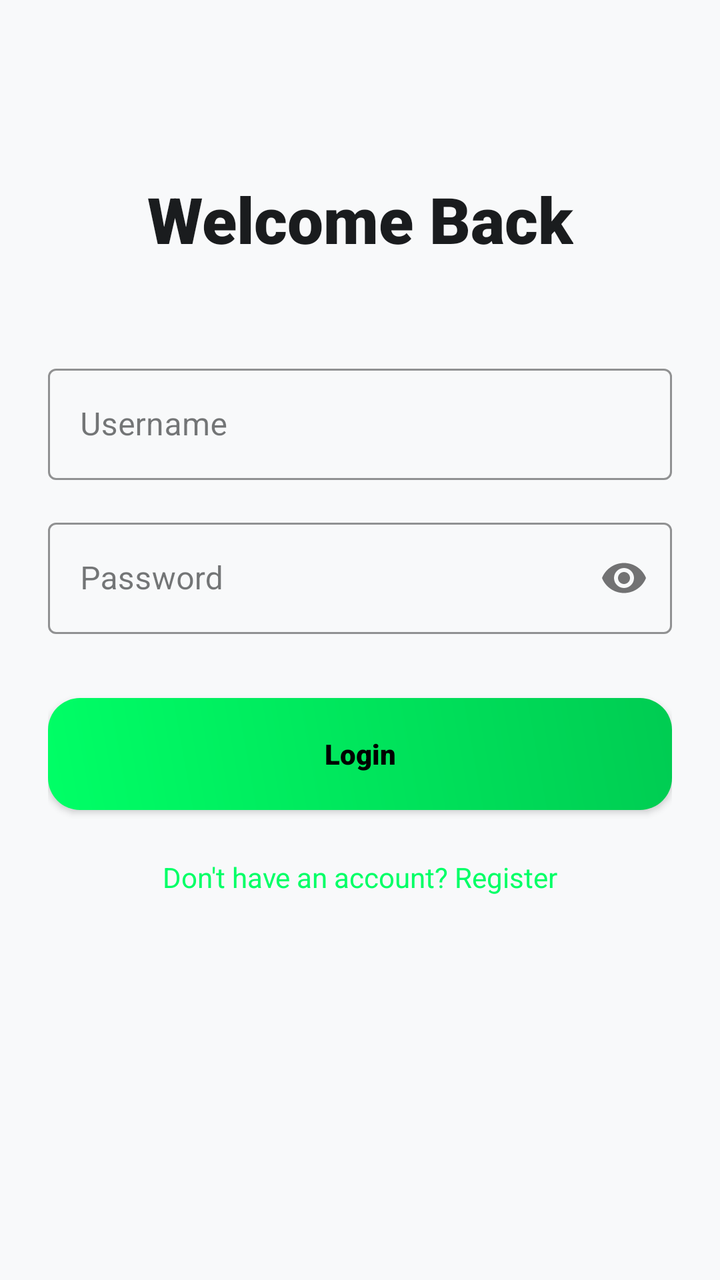
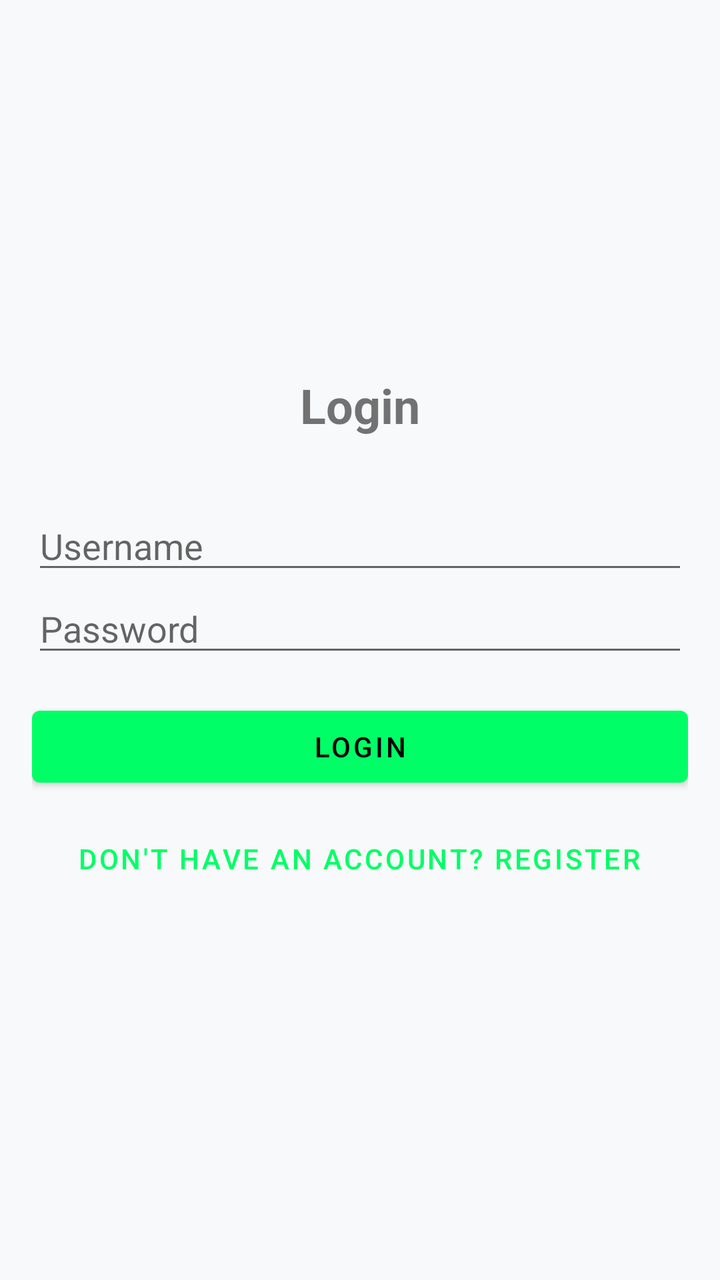

The first picture is an Android layout as it rendered before a commit; the second is the same layout after the commit. The layout source and the unified diff follow.
<!-- AndroidManifest.xml: application theme Theme.MyCourseWork -->
<!-- res/layout/fragment_login.xml -->
<?xml version="1.0" encoding="utf-8"?>
<androidx.constraintlayout.widget.ConstraintLayout xmlns:android="http://schemas.android.com/apk/res/android"
    xmlns:app="http://schemas.android.com/apk/res-auto"
    android:layout_width="match_parent"
    android:layout_height="match_parent"
    android:background="@color/window_bg"
    android:padding="24dp">

    <TextView
        android:id="@+id/text_login_title"
        android:layout_width="wrap_content"
        android:layout_height="wrap_content"
        android:layout_marginTop="64dp"
        android:fontFamily="sans-serif-black"
        android:text="Welcome Back"
        android:textColor="@color/text_main"
        android:textSize="32sp"
        app:layout_constraintEnd_toEndOf="parent"
        app:layout_constraintStart_toStartOf="parent"
        app:layout_constraintTop_toTopOf="parent" />

    <com.google.android.material.textfield.TextInputLayout
        android:id="@+id/layout_username"
        style="@style/Widget.MaterialComponents.TextInputLayout.OutlinedBox"
        android:layout_width="match_parent"
        android:layout_height="wrap_content"
        android:layout_marginTop="48dp"
        android:hint="Username"
        app:boxStrokeColor="@color/accent_neon"
        app:hintTextColor="@color/accent_neon"
        app:layout_constraintTop_toBottomOf="@id/text_login_title">

        <com.google.android.material.textfield.TextInputEditText
            android:id="@+id/edit_username"
            android:layout_width="match_parent"
            android:layout_height="wrap_content"
            android:inputType="text"
            android:textColor="@color/text_main" />
    </com.google.android.material.textfield.TextInputLayout>

    <com.google.android.material.textfield.TextInputLayout
        android:id="@+id/layout_password"
        style="@style/Widget.MaterialComponents.TextInputLayout.OutlinedBox"
        android:layout_width="match_parent"
        android:layout_height="wrap_content"
        android:layout_marginTop="16dp"
        android:hint="Password"
        app:boxStrokeColor="@color/accent_neon"
        app:hintTextColor="@color/accent_neon"
        app:layout_constraintTop_toBottomOf="@id/layout_username"
        app:passwordToggleEnabled="true">

        <com.google.android.material.textfield.TextInputEditText
            android:id="@+id/edit_password"
            android:layout_width="match_parent"
            android:layout_height="wrap_content"
            android:inputType="textPassword"
            android:textColor="@color/text_main" />
    </com.google.android.material.textfield.TextInputLayout>

    <androidx.appcompat.widget.AppCompatButton
        android:id="@+id/button_login"
        android:layout_width="match_parent"
        android:layout_height="56dp"
        android:layout_marginTop="32dp"
        android:background="@drawable/bg_button_gradient"
        android:fontFamily="sans-serif-black"
        android:text="Login"
        android:textAllCaps="false"
        android:textColor="@color/black"
        app:layout_constraintTop_toBottomOf="@id/layout_password" />

    <TextView
        android:id="@+id/text_goto_register"
        android:layout_width="wrap_content"
        android:layout_height="wrap_content"
        android:layout_marginTop="24dp"
        android:text="Don't have an account? Register"
        android:textColor="@color/accent_neon"
        app:layout_constraintEnd_toEndOf="parent"
        app:layout_constraintStart_toStartOf="parent"
        app:layout_constraintTop_toBottomOf="@id/button_login" />

</androidx.constraintlayout.widget.ConstraintLayout>
<!-- resources referenced by this layout -->
<resources>
  <color name="accent_neon">#00FF66</color>
  <color name="black">#000000</color>
  <color name="text_main">#1A1C1E</color>
  <color name="window_bg">#F8F9FA</color>
  <!-- drawable bg_button_gradient (drawable) -->
  <?xml version="1.0" encoding="utf-8"?>
  <ripple xmlns:android="http://schemas.android.com/apk/res/android"
      android:color="#40FFFFFF">
      <item>
          <shape android:shape="rectangle">
              <gradient
                  android:angle="45"
                  android:endColor="@color/gradient_end"
                  android:startColor="@color/gradient_start"
                  android:type="linear" />
              <corners android:radius="16dp" />
          </shape>
      </item>
  </ripple>
  <style name="Theme.MyCourseWork" parent="Theme.MaterialComponents.DayNight.NoActionBar">
          
          <item name="colorPrimary">@color/accent_neon</item>
          <item name="colorPrimaryVariant">@color/gradient_end</item>
          <item name="colorOnPrimary">@color/black</item>
  
          
          <item name="android:statusBarColor">@android:color/transparent</item>
          <item name="android:windowLightStatusBar">true</item>
  
          
          <item name="android:windowBackground">@color/window_bg</item>
          <item name="colorSurface">@color/card_bg</item>
          <item name="colorOnSurface">@color/text_main</item>
          <item name="colorOnSurfaceVariant">@color/text_soft</item>
          <item name="colorOutline">@color/stroke_color</item>
  
          <item name="android:textColorPrimary">@color/text_main</item>
          <item name="bottomNavigationStyle">@style/Widget.App.BottomNavigationView</item>
      </style>
  <color name="gradient_end">#00CC52</color>
  <color name="gradient_start">#00FF66</color>
  <color name="card_bg">#FFFFFF</color>
  <color name="text_soft">#44474E</color>
  <color name="stroke_color">#E0E0E0</color>
  <style name="Widget.App.BottomNavigationView" parent="Widget.MaterialComponents.BottomNavigationView">
          <item name="backgroundTint">@color/card_bg</item>
          <item name="itemIconTint">@color/color_nav_item</item>
          <item name="itemTextColor">@color/color_nav_item</item>
          <item name="elevation">8dp</item>
      </style>
</resources>

<!-- the commit's change to res/layout/fragment_login.xml (unified diff, before → after) -->
@@ -1,84 +1,45 @@
 <?xml version="1.0" encoding="utf-8"?>
-<androidx.constraintlayout.widget.ConstraintLayout xmlns:android="http://schemas.android.com/apk/res/android"
-    xmlns:app="http://schemas.android.com/apk/res-auto"
+<LinearLayout xmlns:android="http://schemas.android.com/apk/res/android"
     android:layout_width="match_parent"
     android:layout_height="match_parent"
-    android:background="@color/window_bg"
-    android:padding="24dp">
+    android:orientation="vertical"
+    android:padding="16dp"
+    android:gravity="center">
 
     <TextView
-        android:id="@+id/text_login_title"
         android:layout_width="wrap_content"
         android:layout_height="wrap_content"
-        android:layout_marginTop="64dp"
-        android:fontFamily="sans-serif-black"
-        android:text="Welcome Back"
-        android:textColor="@color/text_main"
-        android:textSize="32sp"
-        app:layout_constraintEnd_toEndOf="parent"
-        app:layout_constraintStart_toStartOf="parent"
-        app:layout_constraintTop_toTopOf="parent" />
+        android:text="Login"
+        android:textSize="24sp"
+        android:textStyle="bold"
+        android:layout_marginBottom="32dp"/>
 
-    <com.google.android.material.textfield.TextInputLayout
-        android:id="@+id/layout_username"
-        style="@style/Widget.MaterialComponents.TextInputLayout.OutlinedBox"
+    <EditText
+        android:id="@+id/username_edit_text"
         android:layout_width="match_parent"
         android:layout_height="wrap_content"
-        android:layout_marginTop="48dp"
         android:hint="Username"
-        app:boxStrokeColor="@color/accent_neon"
-        app:hintTextColor="@color/accent_neon"
-        app:layout_constraintTop_toBottomOf="@id/text_login_title">
+        android:inputType="text"/>
 
-        <com.google.android.material.textfield.TextInputEditText
-            android:id="@+id/edit_username"
-            android:layout_width="match_parent"
-            android:layout_height="wrap_content"
-            android:inputType="text"
-            android:textColor="@color/text_main" />
-    </com.google.android.material.textfield.TextInputLayout>
-
-    <com.google.android.material.textfield.TextInputLayout
-        android:id="@+id/layout_password"
-        style="@style/Widget.MaterialComponents.TextInputLayout.OutlinedBox"
+    <EditText
+        android:id="@+id/password_edit_text"
         android:layout_width="match_parent"
         android:layout_height="wrap_content"
-        android:layout_marginTop="16dp"
         android:hint="Password"
-        app:boxStrokeColor="@color/accent_neon"
-        app:hintTextColor="@color/accent_neon"
-        app:layout_constraintTop_toBottomOf="@id/layout_username"
-        app:passwordToggleEnabled="true">
+        android:inputType="textPassword"/>
 
-        <com.google.android.material.textfield.TextInputEditText
-            android:id="@+id/edit_password"
-            android:layout_width="match_parent"
-            android:layout_height="wrap_content"
-            android:inputType="textPassword"
-            android:textColor="@color/text_main" />
-    </com.google.android.material.textfield.TextInputLayout>
+    <Button
+        android:id="@+id/login_button"
+        android:layout_width="match_parent"
+        android:layout_height="wrap_content"
+        android:text="Login"
+        android:layout_marginTop="16dp"/>
 
-    <androidx.appcompat.widget.AppCompatButton
-        android:id="@+id/button_login"
-        android:layout_width="match_parent"
-        android:layout_height="56dp"
-        android:layout_marginTop="32dp"
-        android:background="@drawable/bg_button_gradient"
-        android:fontFamily="sans-serif-black"
-        android:text="Login"
-        android:textAllCaps="false"
-        android:textColor="@color/black"
-        app:layout_constraintTop_toBottomOf="@id/layout_password" />
-
-    <TextView
-        android:id="@+id/text_goto_register"
+    <Button
+        android:id="@+id/go_to_register_button"
+        style="@style/Widget.MaterialComponents.Button.TextButton"
         android:layout_width="wrap_content"
         android:layout_height="wrap_content"
-        android:layout_marginTop="24dp"
         android:text="Don't have an account? Register"
-        android:textColor="@color/accent_neon"
-        app:layout_constraintEnd_toEndOf="parent"
-        app:layout_constraintStart_toStartOf="parent"
-        app:layout_constraintTop_toBottomOf="@id/button_login" />
-
-</androidx.constraintlayout.widget.ConstraintLayout>
+        android:layout_marginTop="8dp"/>
+</LinearLayout>
<!-- resource entries referenced after the edit -->
@@ -4,21 +4,6 @@
   <color name="black">#000000</color>
   <color name="text_main">#1A1C1E</color>
   <color name="window_bg">#F8F9FA</color>
-  <!-- drawable bg_button_gradient (drawable) -->
-  <?xml version="1.0" encoding="utf-8"?>
-  <ripple xmlns:android="http://schemas.android.com/apk/res/android"
-      android:color="#40FFFFFF">
-      <item>
-          <shape android:shape="rectangle">
-              <gradient
-                  android:angle="45"
-                  android:endColor="@color/gradient_end"
-                  android:startColor="@color/gradient_start"
-                  android:type="linear" />
-              <corners android:radius="16dp" />
-          </shape>
-      </item>
-  </ripple>
   <style name="Theme.MyCourseWork" parent="Theme.MaterialComponents.DayNight.NoActionBar">
           
           <item name="colorPrimary">@color/accent_neon</item>
@@ -40,7 +25,6 @@
           <item name="bottomNavigationStyle">@style/Widget.App.BottomNavigationView</item>
       </style>
   <color name="gradient_end">#00CC52</color>
-  <color name="gradient_start">#00FF66</color>
   <color name="card_bg">#FFFFFF</color>
   <color name="text_soft">#44474E</color>
   <color name="stroke_color">#E0E0E0</color>
